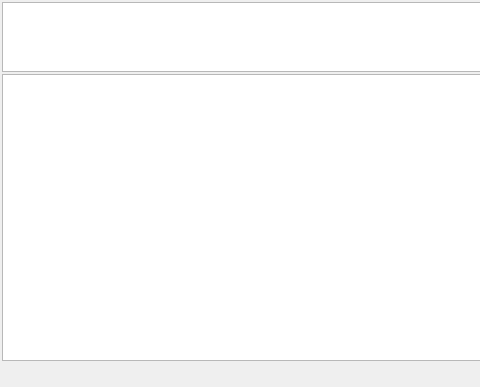
andrewbes/CalculatorWidget, file gui/MainWindow/mainwindow.ui: the form before one commit; both pictures show x 0 to 480 and y 0 to 387 of the 716 by 387 pixel window.
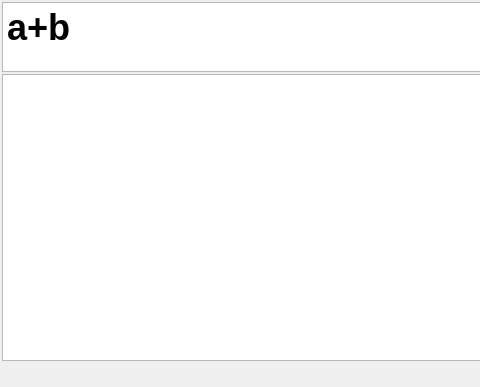
The form after the commit.

The edit to the form file:
```diff
--- a/gui/MainWindow/mainwindow.ui
+++ b/gui/MainWindow/mainwindow.ui
@@ -89,6 +89,13 @@
         <bold>true</bold>
        </font>
       </property>
+      <property name="html">
+       <string>&lt;!DOCTYPE HTML PUBLIC &quot;-//W3C//DTD HTML 4.0//EN&quot; &quot;http://www.w3.org/TR/REC-html40/strict.dtd&quot;&gt;
+&lt;html&gt;&lt;head&gt;&lt;meta name=&quot;qrichtext&quot; content=&quot;1&quot; /&gt;&lt;meta charset=&quot;utf-8&quot; /&gt;&lt;style type=&quot;text/css&quot;&gt;
+p, li { white-space: pre-wrap; }
+&lt;/style&gt;&lt;/head&gt;&lt;body style=&quot; font-family:'.AppleSystemUIFont'; font-size:27pt; font-weight:700; font-style:normal;&quot;&gt;
+&lt;p style=&quot; margin-top:0px; margin-bottom:0px; margin-left:0px; margin-right:0px; -qt-block-indent:0; text-indent:0px;&quot;&gt;a+b&lt;/p&gt;&lt;/body&gt;&lt;/html&gt;</string>
+      </property>
      </widget>
     </item>
     <item row="1" column="0">
```
